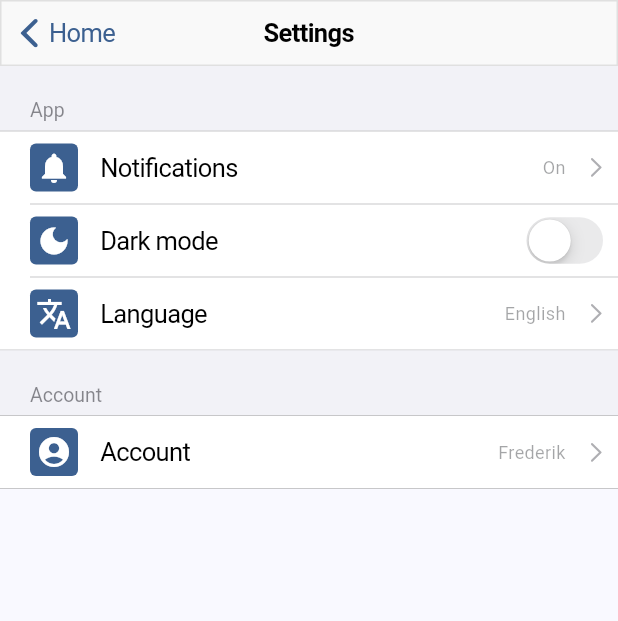
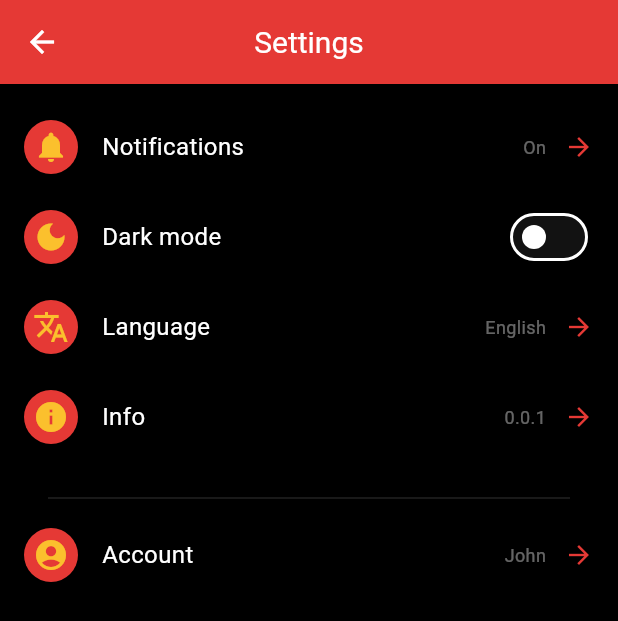
Before and after one commit to frederikbehr/behrd, a Flutter app: the screen it shows after launch, after a tap on "Open settings", on a phone screen of 412 x 824 dp. Shown: the top 621 px of the screen. Run offline on Flutter 3.47's test engine with Material 3 defaults, Android fonts, the phone set to English and light mode, and no system bars.

Commit message:
settings: dark theme accounted for

```diff
--- a/example/lib/main.dart
+++ b/example/lib/main.dart
@@ -11,15 +11,31 @@ class MyApp extends StatelessWidget {
   Widget build(BuildContext context) {
     return MaterialApp(
       title: 'Behrd Demo',
+      themeMode: ThemeMode.dark,
       debugShowCheckedModeBanner: false,
+      darkTheme: ThemeData(
+        brightness: Brightness.dark,
+        scaffoldBackgroundColor: Colors.black,
+        dividerColor: Colors.grey.shade900,
+        colorScheme: ColorScheme.dark(
+          primary: Colors.red.shade600,
+          secondary: Colors.yellow.shade700,
+        ),
+        appBarTheme: const AppBarTheme(
+          backgroundColor: Colors.black,
+          foregroundColor: Colors.white,
+          iconTheme: IconThemeData(color: Colors.white),
+          titleTextStyle: TextStyle(color: Colors.white, fontSize: 20),
+        ),
+      ),
       theme: ThemeData(
+        brightness: Brightness.light,
         dividerColor: Colors.grey.shade300,
         colorScheme: ColorScheme.fromSeed(
-          seedColor: Colors.blue.shade700,
-          brightness: Brightness.light,
+          seedColor: Colors.grey,
         ),
       ),
-      home: const MyHomePage(title: 'Behrd Example', targetPlatform: DeviceType.iOS),
+      home: const MyHomePage(title: 'Behrd Example', targetPlatform: DeviceType.auto),
     );
   }
 }
@@ -73,13 +89,26 @@ class _MyHomePageState extends State<MyHomePage> {
               cupertinoStyle: StringSelectionSettingCupertinoStyle.check,
             ),
           ]),
+          SettingsCategory(title: "Info", icon: Icons.info, settings: [
+            InfoSetting(
+              title: "Version",
+              value: "0.0.1",
+              isPrimary: true,
+            ),
+            InfoSetting(
+              title: "Updated",
+              value: "January 27th, 2025",
+              isPrimary: true,
+            ),
+          ]),
         ],
         title: "App",
       ),
       SettingsCategoryGroup(
         categories: [
           SettingsCategory(title: "Account", icon: Icons.account_circle, settings: [
-            TextSetting(title: "First name", onChanged: (val) {}, value: "Frederik", isPrimary: true, icon: Icons.person),
+            TextSetting(title: "First name", onChanged: (val) {}, value: "John", isPrimary: true, icon: Icons.person),
+            TextSetting(title: "Last name", onChanged: (val) {}, value: "Doe", isPrimary: true, icon: Icons.person),
           ]),
         ],
         title: "Account",
--- a/lib/behrd.dart
+++ b/lib/behrd.dart
@@ -13,3 +13,5 @@ export 'src/components/native_checkbox/native_checkbox.dart';
 export 'src/components/native_loading/native_static_loading.dart';
 export 'src/components/native_app_bar/native_app_bar.dart';
 export 'src/pages/settings/setting/string/string_selection_setting_style.dart';
+export 'src/pages/settings/setting/string/info_setting.dart';
+export 'src/pages/settings/setting/button/action_setting.dart';
--- a/lib/src/components/native_app_bar/native_app_bar.dart
+++ b/lib/src/components/native_app_bar/native_app_bar.dart
@@ -40,12 +40,17 @@ class BehrdNativeAppBar extends StatelessWidget implements PreferredSizeWidget {
     final DeviceType platform = TargetPlatformUtils.determinePlatform(targetPlatform);
     if (platform == DeviceType.iOS) {
       return CupertinoNavigationBar(
-        backgroundColor: backgroundColor,
+        backgroundColor: backgroundColor ?? Theme.of(context).appBarTheme.backgroundColor,
         previousPageTitle: previousPageTitle,
         trailing: actions == null? null : Row(mainAxisSize: MainAxisSize.min, children: List.of(actions!)),
         leading: leading,
-        border: bottomBorder == true || bottomBorder == null? Border.all(color: Theme.of(context).dividerColor, width: 1) : null,
-        middle: titleReplacement ?? Text(title),
+        border: bottomBorder == true || bottomBorder == null? Border(bottom: BorderSide(color: Theme.of(context).dividerColor, width: 1)) : null,
+        middle: titleReplacement ?? Text(
+          title,
+          style: TextStyle(
+            color: ColorUtils.getTitleColorFromTheme(context),
+          ),
+        ),
       );
     } else {
       return AppBar(
@@ -54,13 +59,13 @@ class BehrdNativeAppBar extends StatelessWidget implements PreferredSizeWidget {
         elevation: 5.0,
         actions: actions,
         iconTheme: IconThemeData(
-          color: ColorUtils.getTextColorFromBackgroundColor(backgroundColor ?? Theme.of(context).colorScheme.primary),
+          color: ColorUtils.getTitleColorFromTheme(context),
         ),
         leading: leading,
         title: titleReplacement ?? Text(
           title,
           style: TextStyle(
-            color: ColorUtils.getTextColorFromBackgroundColor(backgroundColor ?? Theme.of(context).colorScheme.primary),
+            color: ColorUtils.getTitleColorFromTheme(context),
           ),
         ),
         bottom: bottomBorder == true? PreferredSize(
--- a/lib/src/components/native_text_form_field/native_text_form_field.dart
+++ b/lib/src/components/native_text_form_field/native_text_form_field.dart
@@ -1,5 +1,6 @@
 import 'package:behrd/behrd.dart';
 import 'package:behrd/src/ios_components/cupertino_prefix_widget.dart';
+import 'package:behrd/src/utils/color_utils.dart';
 import 'package:behrd/src/utils/target_platform_utils.dart';
 import 'package:flutter/cupertino.dart';
 import 'package:flutter/material.dart';
@@ -58,6 +59,7 @@ class BehrdNativeTextField extends StatelessWidget {
         focusNode: focusNode,
         controller: controller,
         textInputAction: TextInputAction.go,
+        style: TextStyle(color: ColorUtils.getBodyColorFromTheme(context)),
         onFieldSubmitted: (val) => onSubmitted(),
         obscureText: obscureText ?? false,
         validator: validator,
```
Also changed, not shown: lib/src/pages/settings/setting/string/info_setting.dart (added, +48 -0 lines), lib/src/pages/settings/setting/string/info_setting_widget.dart (added, +52 -0 lines), lib/src/utils/color_utils.dart (+11 -4 lines).
